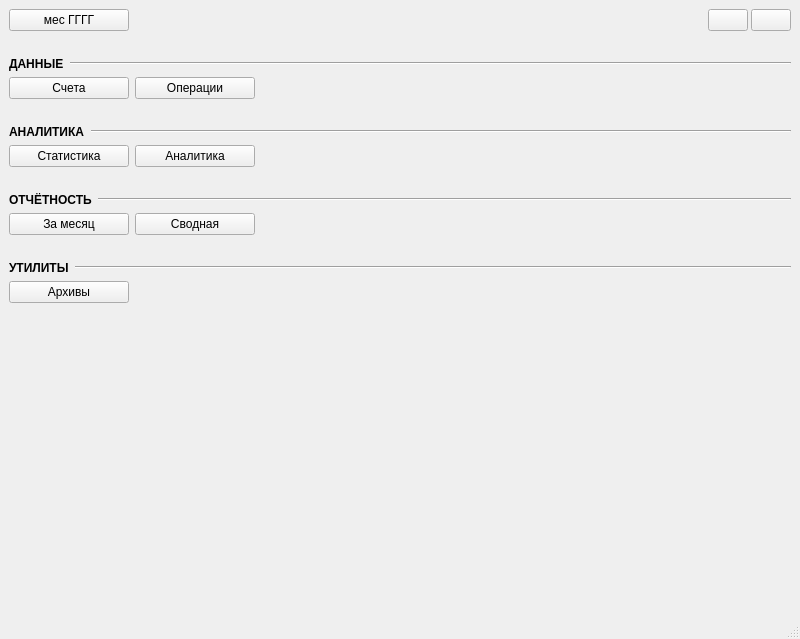
First picture: the form in ui/forms/form_main.ui, repository e-vladimir/finmanager, before the edit.
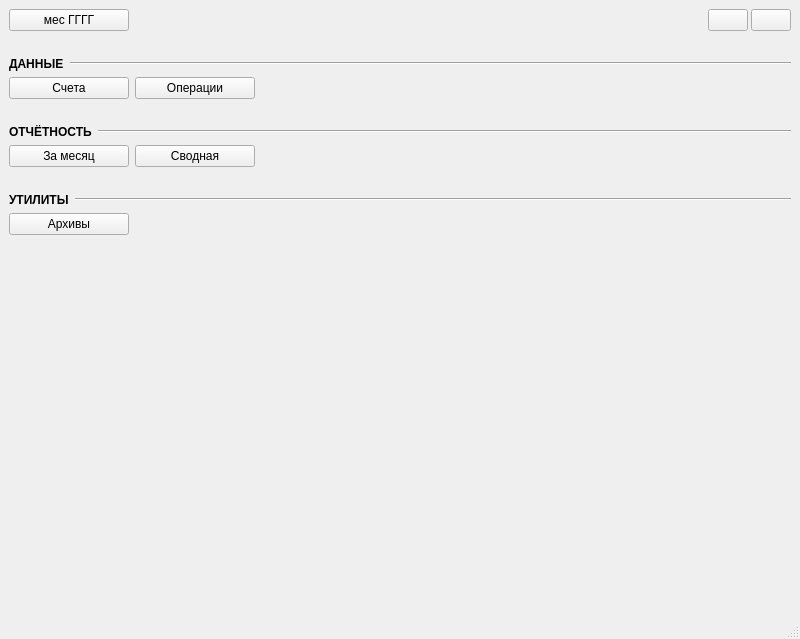
Second picture: the form after the edit.

Patch:
```diff
--- a/ui/forms/form_main.ui
+++ b/ui/forms/form_main.ui
@@ -168,88 +168,6 @@
       </item>
      </layout>
     </item>
-    <item>
-     <spacer name="verticalSpacer_9">
-      <property name="orientation">
-       <enum>Qt::Orientation::Vertical</enum>
-      </property>
-      <property name="sizeType">
-       <enum>QSizePolicy::Policy::Fixed</enum>
-      </property>
-      <property name="sizeHint" stdset="0">
-       <size>
-        <width>20</width>
-        <height>20</height>
-       </size>
-      </property>
-     </spacer>
-    </item>
-    <item>
-     <layout class="QHBoxLayout" name="horizontalLayout_10" stretch="0,1">
-      <item>
-       <widget class="QLabel" name="label_5">
-        <property name="font">
-         <font>
-          <bold>true</bold>
-         </font>
-        </property>
-        <property name="text">
-         <string>АНАЛИТИКА</string>
-        </property>
-       </widget>
-      </item>
-      <item>
-       <widget class="Line" name="line_7">
-        <property name="orientation">
-         <enum>Qt::Orientation::Horizontal</enum>
-        </property>
-       </widget>
-      </item>
-     </layout>
-    </item>
-    <item>
-     <layout class="QHBoxLayout" name="horizontalLayout_11">
-      <item>
-       <widget class="QPushButton" name="btn_statistic">
-        <property name="minimumSize">
-         <size>
-          <width>120</width>
-          <height>0</height>
-         </size>
-        </property>
-        <property name="text">
-         <string>Статистика</string>
-        </property>
-       </widget>
-      </item>
-      <item>
-       <widget class="QPushButton" name="btn_analytics">
-        <property name="minimumSize">
-         <size>
-          <width>120</width>
-          <height>0</height>
-         </size>
-        </property>
-        <property name="text">
-         <string>Аналитика</string>
-        </property>
-       </widget>
-      </item>
-      <item>
-       <spacer name="horizontalSpacer_8">
-        <property name="orientation">
-         <enum>Qt::Orientation::Horizontal</enum>
-        </property>
-        <property name="sizeHint" stdset="0">
-         <size>
-          <width>40</width>
-          <height>20</height>
-         </size>
-        </property>
-       </spacer>
-      </item>
-     </layout>
-    </item>
     <item>
      <spacer name="verticalSpacer_10">
       <property name="orientation">
```
